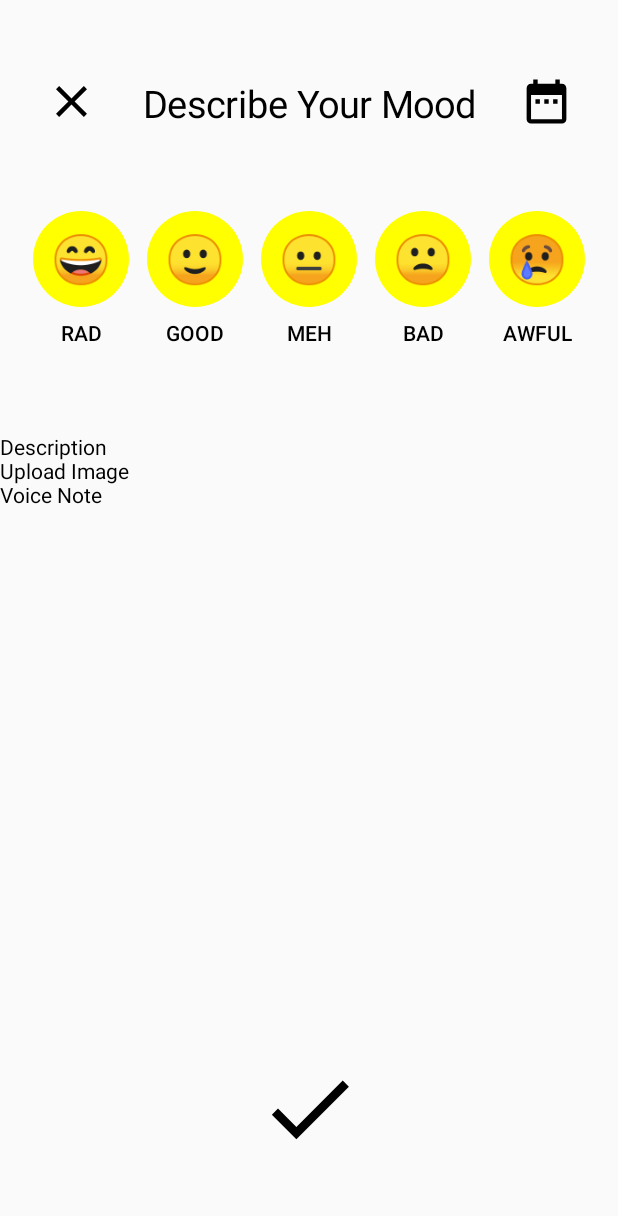
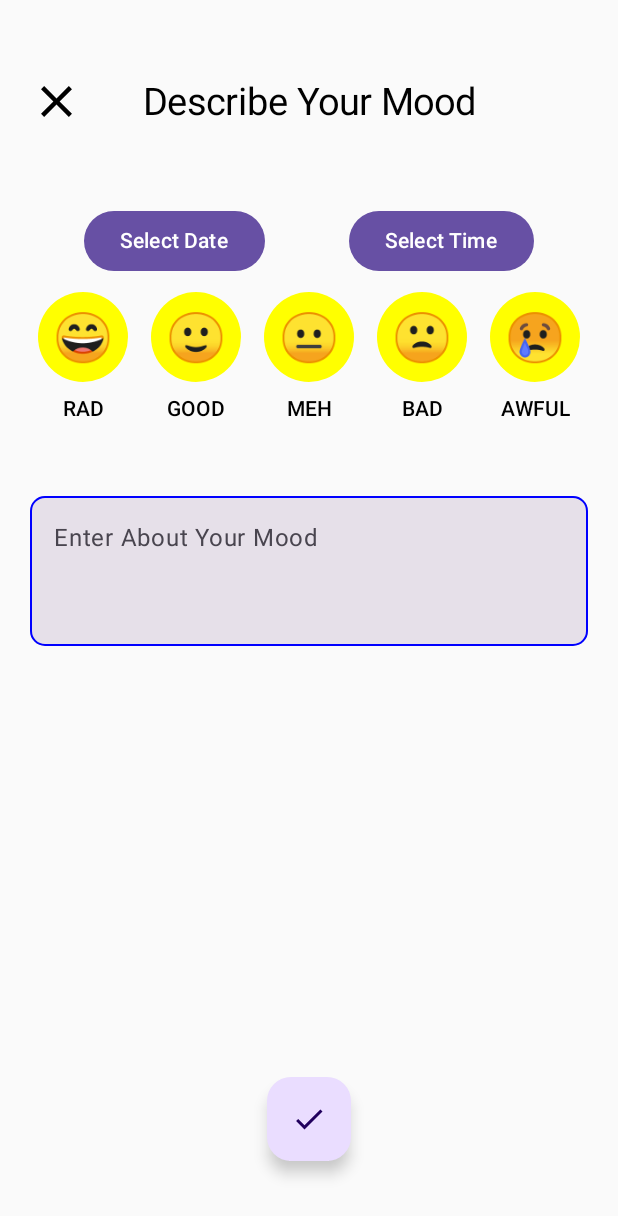
Before and after one commit to Onix284/VibeBook, an Android app built with Jetpack Compose: the screen it shows after launch (MainActivity), after a tap on "Add", on a phone screen of 412 x 824 dp. Shown: the top 1216 px of the screen. Run offline under Robolectric (Android 15) with nearby library versions, the phone set to English and light mode, and no system bars; our stand-ins replace Room's generated code.

Commit message:
Add Moods Functionality Completed, With Date & Time Sorting, Displaying of moods list on MoodListScreen successful.

```diff
--- a/app/src/main/java/com/example/vibebook_yourdailymoodjournal/Data/MoodDao.kt
+++ b/app/src/main/java/com/example/vibebook_yourdailymoodjournal/Data/MoodDao.kt
@@ -5,8 +5,6 @@ import androidx.room.Delete
 import androidx.room.Insert
 import androidx.room.OnConflictStrategy
 import androidx.room.Query
-import kotlinx.coroutines.flow.Flow
-import kotlinx.coroutines.flow.StateFlow
 
 @Dao
 interface MoodDao {
@@ -17,6 +15,6 @@ interface MoodDao {
     @Delete
     suspend fun deleteMood(moodEntry: MoodEntry)
 
-    @Query("SELECT * FROM mood_entries")
+    @Query("SELECT * FROM mood_entries ORDER BY dateTime DESC")
     suspend fun getAllMood() : List<MoodEntry>
 }
--- a/app/src/main/java/com/example/vibebook_yourdailymoodjournal/Data/MoodDatabase.kt
+++ b/app/src/main/java/com/example/vibebook_yourdailymoodjournal/Data/MoodDatabase.kt
@@ -4,8 +4,10 @@ import android.content.Context
 import androidx.room.Database
 import androidx.room.Room
 import androidx.room.RoomDatabase
+import androidx.room.TypeConverters
 
-@Database(entities = [MoodEntry::class], version = 1, exportSchema = false)
+@Database(entities = [MoodEntry::class], version = 2, exportSchema = false)
+@TypeConverters(Converters::class)
 abstract class MoodDatabase : RoomDatabase(){
 
     abstract fun moodDao() : MoodDao
@@ -20,7 +22,9 @@ abstract class MoodDatabase : RoomDatabase(){
                 context.applicationContext,
                 MoodDatabase::class.java,
                 "mood_database"
-            ).build()
+            )
+                .fallbackToDestructiveMigration(true)
+                .build()
             INSTANCE = instance
             instance
         }
--- a/app/src/main/java/com/example/vibebook_yourdailymoodjournal/Screens/AddMoodScreen.kt
+++ b/app/src/main/java/com/example/vibebook_yourdailymoodjournal/Screens/AddMoodScreen.kt
@@ -2,12 +2,16 @@
 
 package com.example.vibebook_yourdailymoodjournal.Screens
 
+import android.R.attr.font
 import android.annotation.SuppressLint
-import android.app.Dialog
-import android.widget.DatePicker
-import android.widget.Toast
+import android.app.DatePickerDialog
+import android.app.TimePickerDialog
+import android.os.Build
+import androidx.annotation.RequiresApi
 import androidx.compose.foundation.background
+import androidx.compose.foundation.border
 import androidx.compose.foundation.clickable
+import androidx.compose.foundation.gestures.detectTapGestures
 import androidx.compose.foundation.layout.Arrangement
 import androidx.compose.foundation.layout.Box
 import androidx.compose.foundation.layout.Column
@@ -22,14 +26,14 @@ import androidx.compose.foundation.shape.CircleShape
 import androidx.compose.foundation.shape.RoundedCornerShape
 import androidx.compose.material.icons.Icons
 import androidx.compose.material.icons.filled.Close
-import androidx.compose.material.icons.filled.DateRange
 import androidx.compose.material.icons.filled.Done
-import androidx.compose.material3.DatePickerDialog
+import androidx.compose.material3.Button
 import androidx.compose.material3.ExperimentalMaterial3Api
+import androidx.compose.material3.FloatingActionButton
 import androidx.compose.material3.Icon
 import androidx.compose.material3.Text
-import androidx.compose.material3.TextButton
-import androidx.compose.material3.rememberDatePickerState
+import androidx.compose.material3.TextField
+import androidx.compose.material3.TextFieldDefaults
 import androidx.compose.runtime.Composable
 import androidx.compose.runtime.getValue
 import androidx.compose.runtime.mutableStateOf
@@ -37,20 +41,24 @@ import androidx.compose.runtime.remember
 import androidx.compose.runtime.setValue
 import androidx.compose.ui.Alignment
 import androidx.compose.ui.Modifier
-import androidx.compose.ui.draw.alpha
 import androidx.compose.ui.draw.clip
+import androidx.compose.ui.draw.shadow
+import androidx.compose.ui.focus.onFocusChanged
 import androidx.compose.ui.graphics.Color
+import androidx.compose.ui.input.pointer.pointerInput
 import androidx.compose.ui.platform.LocalContext
+import androidx.compose.ui.platform.LocalFocusManager
 import androidx.compose.ui.text.font.FontFamily
 import androidx.compose.ui.text.font.FontWeight
 import androidx.compose.ui.unit.dp
 import androidx.compose.ui.unit.sp
-import androidx.compose.ui.viewinterop.AndroidView
 import androidx.navigation.NavController
 import com.example.vibebook_yourdailymoodjournal.Data.MoodEmoji
+import com.example.vibebook_yourdailymoodjournal.Data.MoodEntry
 import com.example.vibebook_yourdailymoodjournal.ViewModel.MoodViewModel
 import java.time.LocalDate
-import java.util.Calendar
+import java.time.LocalDateTime
+import java.time.LocalTime
 
 
 @SuppressLint("NewApi")
@@ -59,113 +67,149 @@ fun AddMoods(navController: NavController, moodViewModel: MoodViewModel){
 
     var description by remember { mutableStateOf("") } //Note For Mood
     var selectedMood by remember { mutableStateOf<MoodEmoji?>(null) } //Select Mood Emoji
-    val emojis = listOf("😊", "😐", "😞", "😡", "😭") //List of Emoji
+    listOf("😊", "😐", "😞", "😡", "😭") //List of Emoji
 
-    //Date Picker
-    val context = LocalContext.current
-    val calendar = Calendar.getInstance()
-    val year = calendar.get(Calendar.YEAR)
-    val month = calendar.get(Calendar.MONTH)
-    val day = calendar.get(Calendar.DAY_OF_MONTH)
 
-    var selectedDate by remember { mutableStateOf("") }
+    var selectedDate: LocalDate? by remember { mutableStateOf<LocalDate?>(null) }
+    var selectedTime: LocalTime? by remember { mutableStateOf<LocalTime?>(null) }
 
-    val datePickerDialog = remember {
-        android.app.DatePickerDialog(
-            context,
-            { _, selectedYear, selectedMonth, selectedDay ->
-                selectedDate = "$selectedDay/${selectedMonth + 1}/$selectedYear"
-            },
-            year, month, day
-        )
-    }
+
+
 
     //Add Mood Screen
     Column(modifier = Modifier.fillMaxSize()){
 
         //Header
         Row(modifier = Modifier.fillMaxWidth(),
-            horizontalArrangement = Arrangement.SpaceEvenly){
+            horizontalArrangement = Arrangement.Start){
 
             //Cancel Button
             Icon(Icons.Default.Close,
                 contentDescription = "Cancel",
-                modifier = Modifier.padding(horizontal = 20.dp, vertical = 50.dp).size(35.dp)
-                    .background(color = androidx.compose.ui.graphics.Color.Transparent,
-                        shape = RoundedCornerShape(16.dp))
+                modifier = Modifier
+                    .padding(horizontal = 20.dp, vertical = 50.dp)
+                    .size(35.dp)
+                    .background(
+                        color = Color.Transparent,
+                        shape = RoundedCornerShape(16.dp)
+                    )
                     .clickable(onClick = { navController.navigate("MoodList") }))
 
             //Main Header
             Text("Describe Your Mood",
                 modifier = Modifier
-                    .padding(vertical = 55.dp)
+                    .padding(vertical = 53.dp, horizontal = 20.dp)
                     .height(30.dp),
                 fontFamily = FontFamily.SansSerif,
                 fontSize = 25.sp)
+        }
 
-            //Calender Button
-            Icon(Icons.Default.DateRange,
-                contentDescription = "Cancel",
-                modifier = Modifier.padding(horizontal = 20.dp, vertical = 50.dp).size(35.dp)
-                    .background(color = androidx.compose.ui.graphics.Color.Transparent,
-                        shape = RoundedCornerShape(16.dp))
-                    .clickable(onClick = { datePickerDialog.show() }))
-        }
+        DateTimePickerSection(
+            selectedDate = selectedDate,
+            selectedTime = selectedTime,
+            onDateSelected = { selectedDate = it },
+            onTimeSelected = { selectedTime = it }
+        )
 
         //Body
         Box (modifier = Modifier.fillMaxSize()){
 
             //Emoji Selection
-            MoodSelector(selectedMood, onMoodSelected = {mood -> selectedMood = mood})
+            MoodSelector(selectedMood,
+                onMoodSelected = {mood -> selectedMood = mood},
+                description = description,
+                onDescriptionChange = {description = it}
+            )
 
 
             //Save Button
-            Icon(Icons.Default.Done,
-                contentDescription = "Save Button",
-                modifier = Modifier.padding(50.dp).size(70.dp)
-                    .align(alignment = Alignment.BottomCenter)
-                    .background(color = androidx.compose.ui.graphics.Color.Transparent,
-                        shape = RoundedCornerShape(50.dp))
-                )
+            FloatingActionButton(onClick = {
+                if(selectedMood != null && description.isNotBlank()){
 
+                    // Combine Date and Time
+                    val combinedDateTime = if (selectedDate != null && selectedTime != null) {
+                        LocalDateTime.of(selectedDate, selectedTime)
+                    } else {
+                        // Use the current date and time if either is missing
+                        LocalDateTime.now()
+                    }
+                        val newMoodEntry = MoodEntry(
+                            id = 0,
+                            mood = selectedMood,
+                            note = description,
+                            dateTime = combinedDateTime.toString()
+                        )
+                        moodViewModel.addMoodEntry(newMoodEntry)
 
+                }
+                navController.navigate("MoodList")},
+                modifier = Modifier.align(alignment = Alignment.BottomCenter)
+                    .padding(vertical = 50.dp)){
+               Icon(Icons.Default.Done, contentDescription= "Save Button")
+            }
         }
     }
 }
 
 
+//Mood Selector UI
+@Composable
+fun MoodSelector(selectedMood : MoodEmoji?,
+                 onMoodSelected : (MoodEmoji) -> Unit,
+                 description : String,
+                 onDescriptionChange : (String) -> Unit)
+{
+    //For Enabling and disabling shadow of text field
+    var isFocused by remember { mutableStateOf(false) }
+    val focusManager = LocalFocusManager.current
 
-@Composable
-fun MoodSelector(selectedMood : MoodEmoji?, onMoodSelected : (MoodEmoji) -> Unit)
-{
+    Box(modifier = Modifier
+        .fillMaxSize()
+        .pointerInput(Unit) {
+            detectTapGestures(onTap = {//Detects tap gesture
+                focusManager.clearFocus()
+            })
+        }
+        .padding(10.dp)
+    ){
     Column {
-        Row(modifier = Modifier.fillMaxWidth()
-            .padding(horizontal = 10.dp),
+        //Emoji Row
+        Row(modifier = Modifier
+            .fillMaxWidth(),
             horizontalArrangement = Arrangement.SpaceEvenly){
+            //Calling Every Emoji From ENUM and Showing them in the row
             MoodEmoji.entries.forEach {
                     mood ->
-                val isSelected = mood == selectedMood
+                val isSelected = mood == selectedMood //if mood == selectedMood then isSelected mood true
                 Column {
                     Box(
                         modifier = Modifier
-                            .size(64.dp)
+                            .size(60.dp)
                             .clip(CircleShape)
                             .background(
-                                if (isSelected) _root_ide_package_.androidx.compose.ui.graphics.Color.Green
-                                else androidx.compose.ui.graphics.Color.Yellow
+                                //If particular emoji is selected then make its background Green and others Yellow
+                                if (isSelected) {
+                                    Color.Green
+                                } else {
+                                    Color.Yellow
+                                }
+
                             )
+                            //Onclick Mood
                             .clickable { onMoodSelected(mood) },
                         contentAlignment = Alignment.Center
                     ) {
-
+                        //Mood Emoji
                         Text(
                             text = mood.emoji,
                             fontSize = 32.sp,
                         )
                     }
+                    //Mood Text
                     Text(
                         text = mood.name,
-                        modifier = Modifier.align(alignment = Alignment.CenterHorizontally)
+                        modifier = Modifier
+                            .align(alignment = Alignment.CenterHorizontally)
                             .padding(vertical = 10.dp),
                         fontWeight = FontWeight.Medium
                     )
@@ -173,9 +217,81 @@ fun MoodSelector(selectedMood : MoodEmoji?, onMoodSelected : (MoodEmoji) -> Unit
 
             }
         }
-        Spacer(modifier = Modifier.height(50.dp))
-        Text("Description")
-        Text("Upload Image")
-        Text("Voice Note")
+        Spacer(modifier = Modifier.height(40.dp))
+
+            //Description TextField
+            TextField(value = description, onValueChange = onDescriptionChange,
+                modifier = Modifier
+                    .fillMaxWidth()
+                    .padding(horizontal = 10.dp)
+                    .height(100.dp)
+                    .onFocusChanged { focusState ->
+                        isFocused = focusState.isFocused
+                    }
+                    .shadow(
+                        elevation = if (isFocused) 8.dp else 0.dp,
+                        shape = RoundedCornerShape(8.dp)
+                    )
+                    .border(1.dp, color = Color.Blue, RoundedCornerShape(10.dp)),
+                placeholder = { Text("Enter About Your Mood")},
+                shape = RoundedCornerShape(10.dp),
+                maxLines = 3,
+                colors = TextFieldDefaults.colors(
+                    focusedIndicatorColor = Color.Transparent,
+                    unfocusedIndicatorColor = Color.Transparent,
+                ))
+        }
     }
 }
+
+//Date App Picker
+@RequiresApi(Build.VERSION_CODES.O)
+@Composable
+fun DateTimePickerSection(
+    selectedDate: LocalDate?,
+    selectedTime: LocalTime?,
+    onDateSelected: (LocalDate) -> Unit,
+    onTimeSelected: (LocalTime) -> Unit
+){
+    val context = LocalContext.current
+
+    Row(
+        modifier = Modifier.fillMaxWidth(),
+        horizontalArrangement = Arrangement.SpaceEvenly
+    ){
+        Button(onClick = {
+            val today = LocalDate.now()
+            DatePickerDialog(
+                context,
+                { _, year, month, dayOfMonth ->
+                    val pickedDate = LocalDate.of(year, month + 1, dayOfMonth)
+                    onDateSelected(pickedDate)
+                },
+                today.year,
+                today.monthValue - 1,
+                today.dayOfMonth
+            ).show()
+        }){
+            Text(
+                text = selectedDate?.toString() ?: "Select Date"
+            )
+        }
+        Button(onClick = {
+            val now = LocalTime.now()
+            TimePickerDialog(
+                context,
+                { _, hour, minute ->
+                    val pickedTime = LocalTime.of(hour, minute)
+                    onTimeSelected(pickedTime)
+                },
+                now.hour,
+                now.minute,
+                false
+            ).show()
+        }) {
+            Text(
+                text = selectedTime?.toString() ?: "Select Time"
+            )
+        }
+    }
+}
--- a/app/src/main/java/com/example/vibebook_yourdailymoodjournal/Screens/MoodListScreen.kt
+++ b/app/src/main/java/com/example/vibebook_yourdailymoodjournal/Screens/MoodListScreen.kt
@@ -2,39 +2,62 @@ package com.example.vibebook_yourdailymoodjournal.Screens
 
 
 import androidx.compose.foundation.layout.Column
+import androidx.compose.foundation.layout.Row
 import androidx.compose.foundation.layout.fillMaxWidth
 import androidx.compose.foundation.layout.padding
+import androidx.compose.foundation.lazy.LazyColumn
+import androidx.compose.foundation.lazy.items
 import androidx.compose.material.icons.Icons
 import androidx.compose.material.icons.filled.Add
-import androidx.compose.material3.AlertDialogDefaults.shape
+import androidx.compose.material3.Card
 import androidx.compose.material3.FabPosition
 import androidx.compose.material3.FloatingActionButton
 import androidx.compose.material3.Icon
 import androidx.compose.material3.Scaffold
 import androidx.compose.material3.Text
 import androidx.compose.runtime.Composable
-import androidx.compose.ui.Alignment
+import androidx.compose.runtime.collectAsState
+import androidx.compose.runtime.getValue
 import androidx.compose.ui.Modifier
-import androidx.compose.ui.draw.shadow
 import androidx.compose.ui.unit.dp
 import androidx.navigation.NavController
+import com.example.vibebook_yourdailymoodjournal.Data.MoodEntry
 import com.example.vibebook_yourdailymoodjournal.ViewModel.MoodViewModel
 
 @Composable
 fun MoodList(navController: NavController, moodViewModel: MoodViewModel){
+    val moodEntries by moodViewModel.moodEntries.collectAsState()
     Scaffold(
         floatingActionButton = {
-            FloatingActionButton(onClick = { navController.navigate("AddMood") }) {
+            FloatingActionButton(onClick = { navController.navigate("AddMood") },
+                modifier = Modifier.padding(vertical = 30.dp)) {
                     Icon(Icons.Default.Add, contentDescription = "Add")
             }
         },
         floatingActionButtonPosition = FabPosition.Center
     ) {
         // Main content of the screen
-        Column(modifier = Modifier.padding(it)) {
-
-           Text(text = "This is Mood List Screen")
+        LazyColumn(modifier = Modifier.padding(it)) {
+            items(moodEntries) { moodEntry ->
+                MoodEntryItem(myMoodEntry = moodEntry)
+            }
         }
     }
 
 }
+
+@Composable
+fun MoodEntryItem(myMoodEntry: MoodEntry) {
+    Card(
+        modifier = Modifier
+            .fillMaxWidth()
+            .padding(vertical = 8.dp, horizontal = 15.dp),
+    ) {
+        Column(modifier = Modifier.padding(16.dp)) {
+            Text("Mood: ${myMoodEntry.mood?.name}")
+            Text("Description ${myMoodEntry.note}")
+            Text("Date: ${myMoodEntry.dateTime}")
+
+        }
+    }
+}
--- a/app/src/main/java/com/example/vibebook_yourdailymoodjournal/ViewModel/MoodViewModel.kt
+++ b/app/src/main/java/com/example/vibebook_yourdailymoodjournal/ViewModel/MoodViewModel.kt
@@ -1,6 +1,5 @@
 package com.example.vibebook_yourdailymoodjournal.ViewModel
 
-import androidx.compose.runtime.MutableState
 import androidx.lifecycle.ViewModel
 import androidx.lifecycle.viewModelScope
 import com.example.vibebook_yourdailymoodjournal.Data.MoodDao
@@ -8,6 +7,7 @@ import com.example.vibebook_yourdailymoodjournal.Data.MoodEntry
 import kotlinx.coroutines.flow.MutableStateFlow
 import kotlinx.coroutines.flow.StateFlow
 import kotlinx.coroutines.launch
+import java.util.Locale
 
 class MoodViewModel(private val  moodDao: MoodDao) : ViewModel() {
 
@@ -28,7 +28,7 @@ class MoodViewModel(private val  moodDao: MoodDao) : ViewModel() {
     //Load the Mood Entries With the database
     private fun loadMoodEntries(){
         viewModelScope.launch {
-            _moodEntries.value = moodDao.getAllMood()
+           _moodEntries.value = moodDao.getAllMood()
         }
     }
 }
```
Also changed, not shown: app/src/main/java/com/example/vibebook_yourdailymoodjournal/Data/MoodEntry.kt (+6 -6 lines), app/src/main/java/com/example/vibebook_yourdailymoodjournal/Data/converters.kt (+19 -1 lines).
